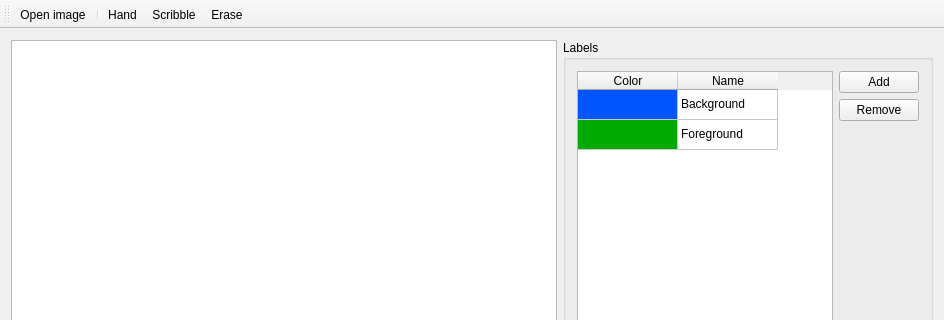
The window that mainwindow.ui (alexshtf/MachineLearningCourseProject) describes before a commit, drawn with Qt 5; both pictures show x 0 to 944 and y 0 to 320 of the 944 by 540 pixel window.
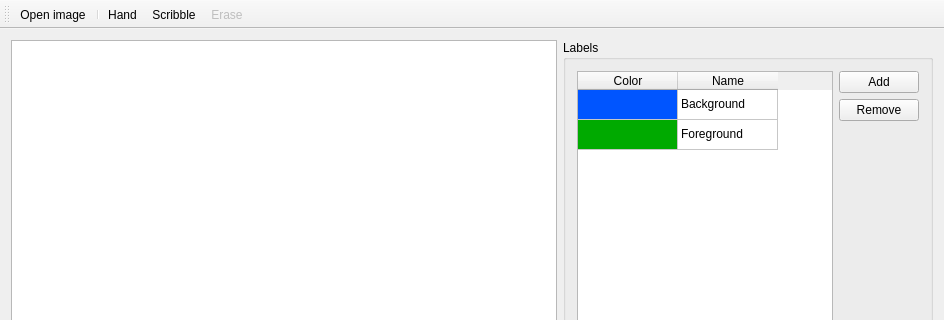
The same window after the commit.

Commit message: Disabled the erase menu by default, since erasing is not implemented yet.

Patch:
```diff
--- a/mainwindow.ui
+++ b/mainwindow.ui
@@ -238,6 +238,9 @@
    <property name="checkable">
     <bool>true</bool>
    </property>
+   <property name="enabled">
+    <bool>false</bool>
+   </property>
    <property name="text">
     <string>Erase</string>
    </property>
```
